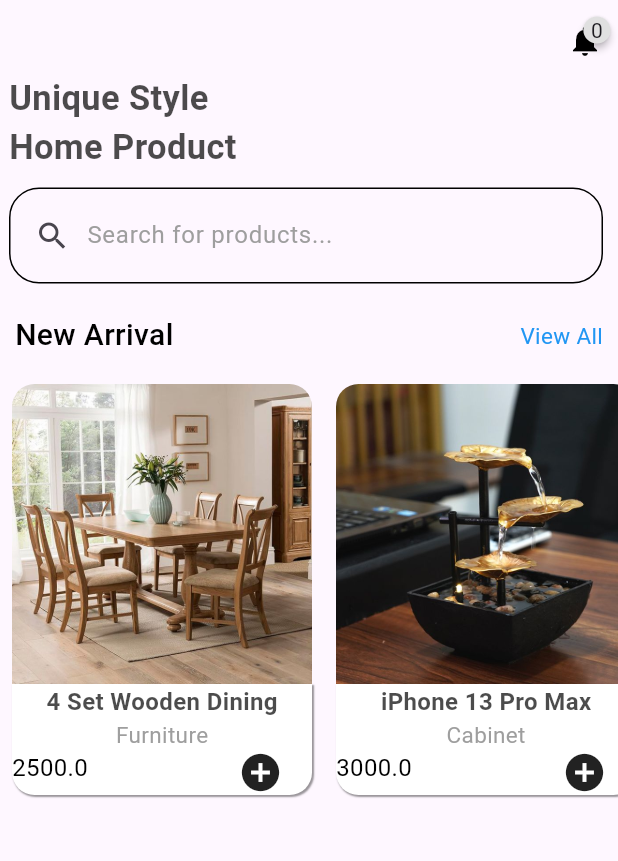
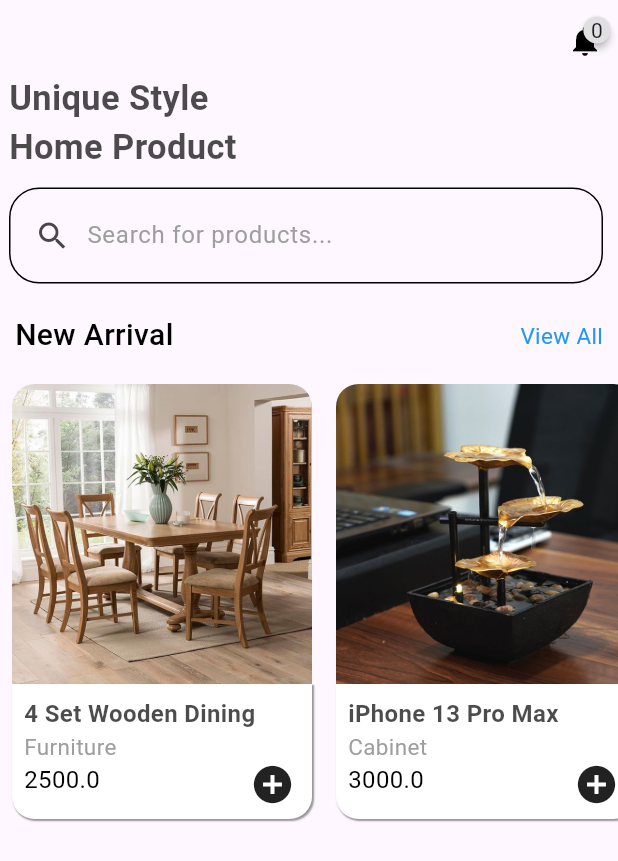
Before and after one commit to Tosin8/ktea, a Flutter app: the Home_Body screen opened directly, on a phone screen of 412 x 824 dp. Shown: the top 861 px of the screen. Run offline on Flutter 3.47's test engine with Material 3 defaults, Android fonts, the phone set to English and light mode, and no system bars; drawn by our look-alikes of badges; our stand-ins replace animate_do, cloud_firestore, custom_navigation_bar, firebase_auth, firebase_core, firebase_messaging and 2 more; missing offline and left inert: antdesign_icons; accounts and stored records are empty.

Commit message:
Update home_body.dart

```diff
--- a/lib/screens/home/home_body.dart
+++ b/lib/screens/home/home_body.dart
@@ -111,6 +111,7 @@ final New newProducts;
               ),
             ),
             Container(
+              padding: EdgeInsets.all(8),
               width: 200,
               decoration:  BoxDecoration(
                 color: Colors.white,
@@ -128,6 +129,7 @@ final New newProducts;
                 )
               ),
               child: Column(
+                crossAxisAlignment: CrossAxisAlignment.start,
                 children: [
  Text(
               newProducts.title,style: TextStyle(
```
